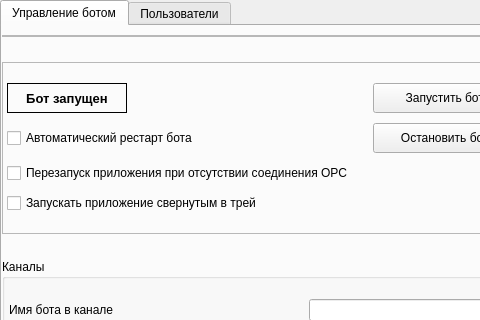
This is src/tgbotsettingswidget.ui in jkapter/OPC_DA_Telegram_bot as Qt 5 draws it before an edit; both pictures show x 0 to 480 and y 0 to 320 of the 808 by 1011 pixel window. The edited form follows.
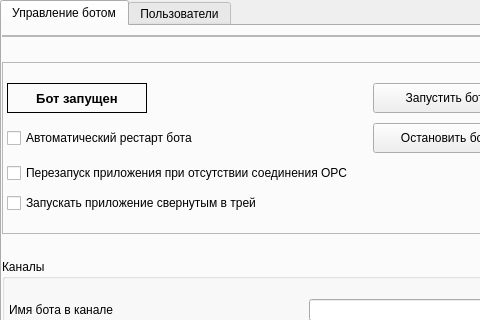
This is the edited form. Icons and pictures are not drawn.

```diff
--- a/src/tgbotsettingswidget.ui
+++ b/src/tgbotsettingswidget.ui
@@ -142,13 +142,13 @@
            <widget class="QLabel" name="lbBotStatus">
             <property name="minimumSize">
              <size>
-              <width>120</width>
+              <width>140</width>
               <height>30</height>
              </size>
             </property>
             <property name="maximumSize">
              <size>
-              <width>120</width>
+              <width>140</width>
               <height>30</height>
              </size>
             </property>
```
Left out of the diff: 58 changed lines with no effect on the pictures.
